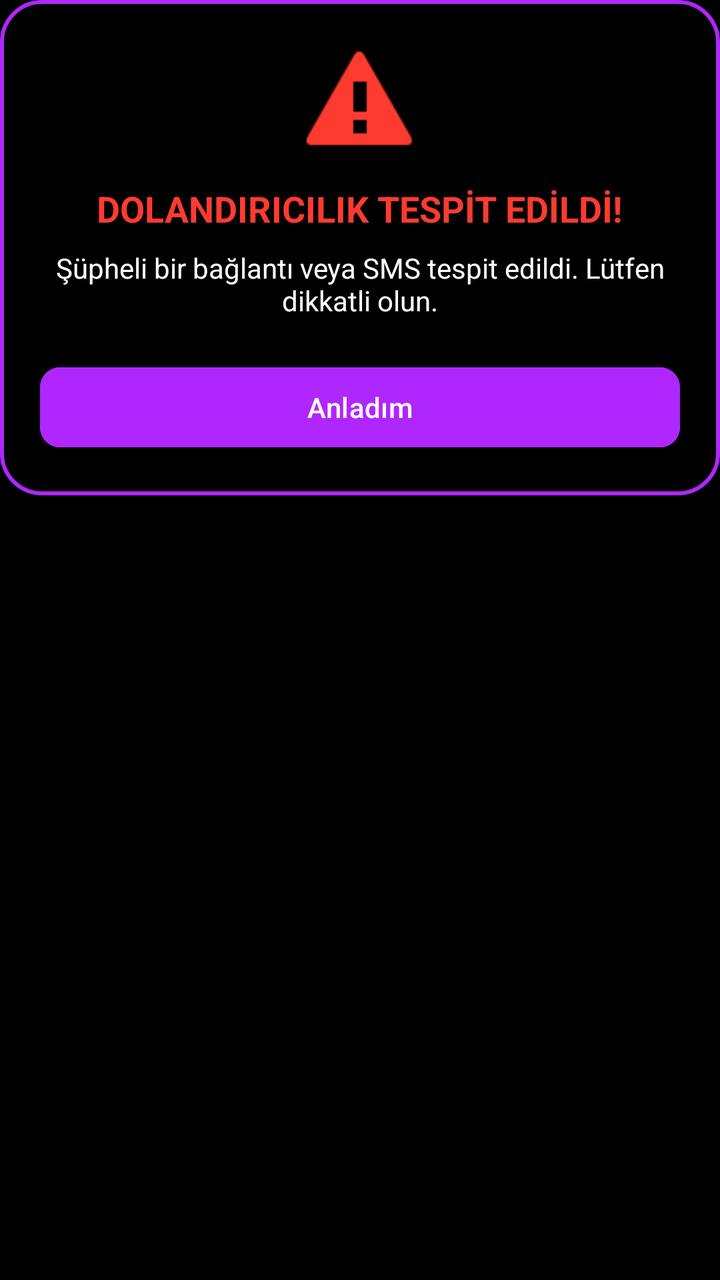
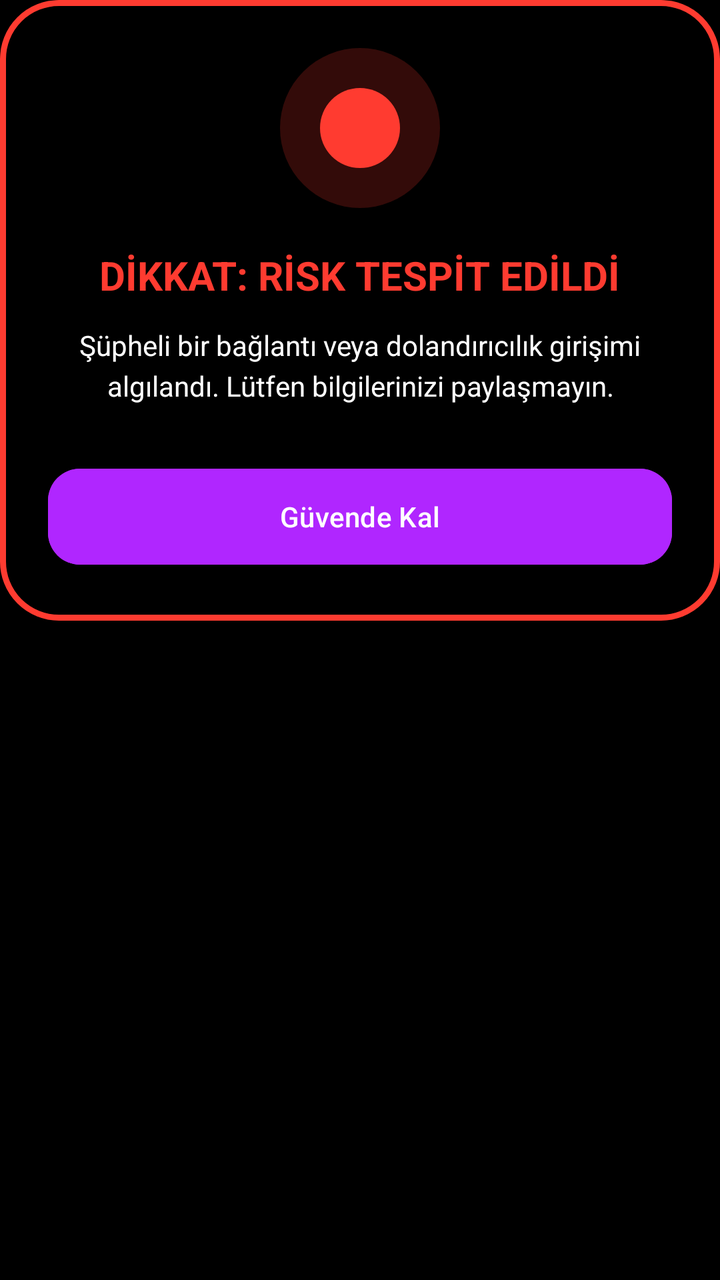

Screens rendered from an Android XML layout before and after an edit, with the pre-edit source and the edit as a unified diff.
<!-- AndroidManifest.xml: application theme Theme.FunGuard -->
<!-- res/layout/overlay_layout.xml -->
<?xml version="1.0" encoding="utf-8"?>
<androidx.cardview.widget.CardView xmlns:android="http://schemas.android.com/apk/res/android"
    xmlns:app="http://schemas.android.com/apk/res-auto"
    android:layout_width="300dp"
    android:layout_height="wrap_content"
    app:cardBackgroundColor="@color/black"
    app:cardCornerRadius="20dp"
    app:cardElevation="10dp"
    android:layout_gravity="center">

    <LinearLayout
        android:layout_width="match_parent"
        android:layout_height="wrap_content"
        android:orientation="vertical"
        android:padding="20dp"
        android:background="@drawable/purple_border">

        <ImageView
            android:layout_width="60dp"
            android:layout_height="60dp"
            android:layout_gravity="center"
            android:src="@android:drawable/stat_sys_warning"
            android:tint="@color/red_warning" />

        <TextView
            android:layout_width="wrap_content"
            android:layout_height="wrap_content"
            android:layout_gravity="center"
            android:layout_marginTop="12dp"
            android:text="DOLANDIRICILIK TESPİT EDİLDİ!"
            android:textColor="@color/red_warning"
            android:textSize="18sp"
            android:textStyle="bold"
            android:gravity="center" />

        <TextView
            android:id="@+id/tv_overlay_message"
            android:layout_width="wrap_content"
            android:layout_height="wrap_content"
            android:layout_marginTop="8dp"
            android:text="Şüpheli bir bağlantı veya SMS tespit edildi. Lütfen dikkatli olun."
            android:textColor="@color/white"
            android:textSize="14sp"
            android:gravity="center" />

        <com.google.android.material.button.MaterialButton
            android:id="@+id/btn_overlay_close"
            android:layout_width="match_parent"
            android:layout_height="wrap_content"
            android:layout_marginTop="20dp"
            android:text="Anladım"
            android:backgroundTint="@color/neon_purple"
            app:cornerRadius="10dp" />

    </LinearLayout>
</androidx.cardview.widget.CardView>
<!-- resources referenced by this layout -->
<resources>
  <color name="black">#000000</color>
  <color name="neon_purple">#B026FF</color>
  <color name="red_warning">#FF3B30</color>
  <color name="white">#FFFFFF</color>
  <!-- drawable purple_border (drawable) -->
  <?xml version="1.0" encoding="utf-8"?>
  <shape xmlns:android="http://schemas.android.com/apk/res/android">
      <stroke android:width="2dp" android:color="@color/neon_purple" />
      <corners android:radius="20dp" />
      <solid android:color="@color/black" />
  </shape>
  <style name="Theme.FunGuard" parent="Theme.Material3.DayNight.NoActionBar">
          
          <item name="colorPrimary">@color/neon_purple</item>
          <item name="colorOnPrimary">@color/white</item>
          
          <item name="colorSecondary">@color/deep_purple</item>
          <item name="colorOnSecondary">@color/white</item>
          
          <item name="android:statusBarColor">@color/black</item>
          <item name="android:windowBackground">@color/black</item>
      </style>
  <color name="deep_purple">#301934</color>
</resources>

<!-- the commit's change to res/layout/overlay_layout.xml (unified diff, before → after) -->
@@ -1,35 +1,33 @@
 <?xml version="1.0" encoding="utf-8"?>
 <androidx.cardview.widget.CardView xmlns:android="http://schemas.android.com/apk/res/android"
     xmlns:app="http://schemas.android.com/apk/res-auto"
-    android:layout_width="300dp"
+    android:layout_width="320dp"
     android:layout_height="wrap_content"
     app:cardBackgroundColor="@color/black"
-    app:cardCornerRadius="20dp"
-    app:cardElevation="10dp"
+    app:cardCornerRadius="28dp"
+    app:cardElevation="12dp"
     android:layout_gravity="center">
 
     <LinearLayout
         android:layout_width="match_parent"
         android:layout_height="wrap_content"
         android:orientation="vertical"
-        android:padding="20dp"
-        android:background="@drawable/purple_border">
+        android:padding="24dp"
+        android:background="@drawable/warning_border"
+        android:gravity="center">
 
-        <ImageView
-            android:layout_width="60dp"
-            android:layout_height="60dp"
-            android:layout_gravity="center"
-            android:src="@android:drawable/stat_sys_warning"
-            android:tint="@color/red_warning" />
+        <View
+            android:layout_width="80dp"
+            android:layout_height="80dp"
+            android:background="@drawable/circle_warning"
+            android:layout_marginBottom="20dp" />
 
         <TextView
             android:layout_width="wrap_content"
             android:layout_height="wrap_content"
-            android:layout_gravity="center"
-            android:layout_marginTop="12dp"
-            android:text="DOLANDIRICILIK TESPİT EDİLDİ!"
+            android:text="DİKKAT: RİSK TESPİT EDİLDİ"
             android:textColor="@color/red_warning"
-            android:textSize="18sp"
+            android:textSize="20sp"
             android:textStyle="bold"
             android:gravity="center" />
 
@@ -37,20 +35,22 @@
             android:id="@+id/tv_overlay_message"
             android:layout_width="wrap_content"
             android:layout_height="wrap_content"
-            android:layout_marginTop="8dp"
-            android:text="Şüpheli bir bağlantı veya SMS tespit edildi. Lütfen dikkatli olun."
+            android:layout_marginTop="12dp"
+            android:text="Şüpheli bir bağlantı veya dolandırıcılık girişimi algılandı. Lütfen bilgilerinizi paylaşmayın."
             android:textColor="@color/white"
             android:textSize="14sp"
-            android:gravity="center" />
+            android:gravity="center"
+            android:lineSpacingExtra="4dp" />
 
         <com.google.android.material.button.MaterialButton
             android:id="@+id/btn_overlay_close"
             android:layout_width="match_parent"
-            android:layout_height="wrap_content"
-            android:layout_marginTop="20dp"
-            android:text="Anladım"
+            android:layout_height="56dp"
+            android:layout_marginTop="28dp"
+            android:text="Güvende Kal"
+            android:textAllCaps="false"
             android:backgroundTint="@color/neon_purple"
-            app:cornerRadius="10dp" />
+            app:cornerRadius="16dp" />
 
     </LinearLayout>
 </androidx.cardview.widget.CardView>
<!-- resource entries referenced after the edit -->
@@ -4,11 +4,25 @@
   <color name="neon_purple">#B026FF</color>
   <color name="red_warning">#FF3B30</color>
   <color name="white">#FFFFFF</color>
-  <!-- drawable purple_border (drawable) -->
+  <!-- drawable circle_warning (drawable) -->
+  <?xml version="1.0" encoding="utf-8"?>
+  <layer-list xmlns:android="http://schemas.android.com/apk/res/android">
+      <item>
+          <shape android:shape="oval">
+              <solid android:color="#33FF3B30" />
+          </shape>
+      </item>
+      <item android:top="20dp" android:bottom="20dp" android:left="20dp" android:right="20dp">
+          <shape android:shape="oval">
+              <solid android:color="@color/red_warning" />
+          </shape>
+      </item>
+  </layer-list>
+  <!-- drawable warning_border (drawable) -->
   <?xml version="1.0" encoding="utf-8"?>
   <shape xmlns:android="http://schemas.android.com/apk/res/android">
-      <stroke android:width="2dp" android:color="@color/neon_purple" />
-      <corners android:radius="20dp" />
+      <stroke android:width="3dp" android:color="@color/red_warning" />
+      <corners android:radius="28dp" />
       <solid android:color="@color/black" />
   </shape>
   <style name="Theme.FunGuard" parent="Theme.Material3.DayNight.NoActionBar">
